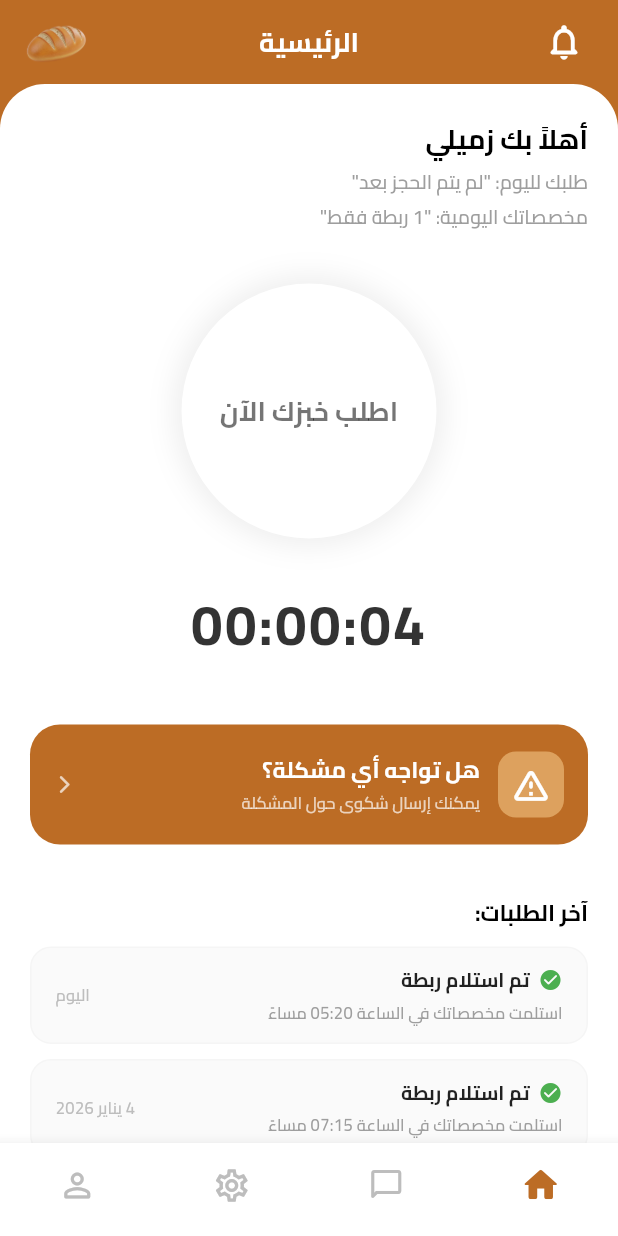
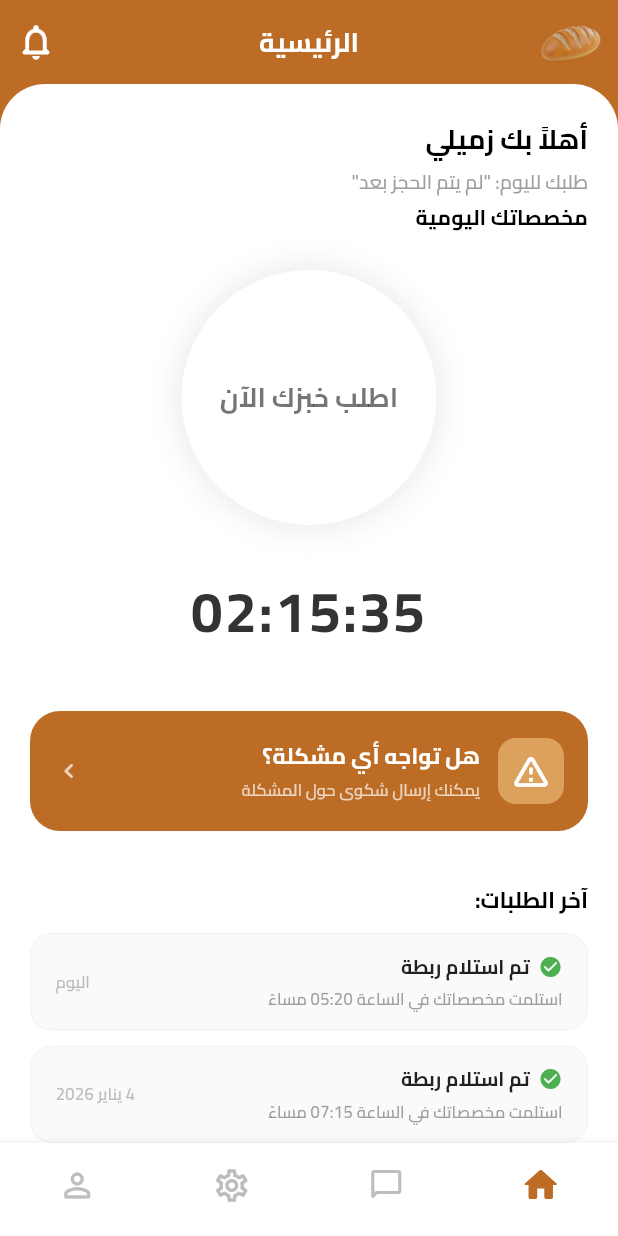
Before and after one commit to aryamassad3-crypto/bread_app, a Flutter app: the HomeView screen opened by its route, on a phone screen of 412 x 824 dp. Run offline on Flutter 3.47's test engine with Material 3 defaults, Android fonts, the phone set to English and light mode, and no system bars; our stand-ins replace go_router, image_picker, shared_preferences; accounts and stored records are empty.

Commit message:
Fix login logout and update student views

```diff
--- a/lib/features/student/presentation/view_models/student_vm.dart
+++ b/lib/features/student/presentation/view_models/student_vm.dart
@@ -23,6 +23,8 @@ class StudentViewModel extends ChangeNotifier {
     room: '',
   );
 
+  bool _isLoggedIn = false;
+
   StudentViewModel(
     this._registerStudent,
     this._updateStudentReservation,
@@ -41,6 +43,7 @@ class StudentViewModel extends ChangeNotifier {
   String get floor => _student.floor;
   String get room => _student.room;
   bool get isReserved => _student.isReserved;
+  bool get isLoggedIn => _isLoggedIn;
 
   void _loadSavedStudent() {
     final savedStudent = _getStudent();
@@ -49,6 +52,26 @@ class StudentViewModel extends ChangeNotifier {
       _student = savedStudent;
       notifyListeners();
     }
+  }
+
+  bool login({
+    required String name,
+    required String password,
+  }) {
+    final valid = name.trim() == _student.name.trim() &&
+        password == _student.password;
+
+    if (valid) {
+      _isLoggedIn = true;
+      notifyListeners();
+    }
+
+    return valid;
+  }
+
+  void logout() {
+    _isLoggedIn = false;
+    notifyListeners();
   }
 
   Future<void> updateFaceImage(String path) async {
@@ -86,13 +109,14 @@ class StudentViewModel extends ChangeNotifier {
     await _registerStudent(student);
 
     _student = student;
+    _isLoggedIn = false;
     notifyListeners();
   }
 
   Future<void> updateProfile(Student student) async {
-    // احتفظ بالصورة الحالية إذا لم يرسل التعديل صورة جديدة.
     final updatedStudent = student.copyWith(
-      faceImagePath: student.faceImagePath ?? _student.faceImagePath,
+      faceImagePath:
+          student.faceImagePath ?? _student.faceImagePath,
     );
 
     await _updateStudentProfile(updatedStudent);
@@ -108,7 +132,6 @@ class StudentViewModel extends ChangeNotifier {
 
     await _updateStudentReservation(_student, value);
 
-    // نستخدم النسخة التي أعادها تحديث الحجز حتى لا نفقد الصورة.
     _student = updatedStudent;
     notifyListeners();
   }
--- a/lib/features/student/presentation/views/home_view.dart
+++ b/lib/features/student/presentation/views/home_view.dart
@@ -1,4 +1,3 @@
-
 import 'dart:async';
 
 import 'package:flutter/material.dart';
@@ -14,7 +13,12 @@ import 'profile_view.dart';
 import 'surplus_search_screen.dart';
 
 class HomeView extends StatefulWidget {
-  const HomeView({super.key});
+  final int initialIndex;
+
+  const HomeView({
+    super.key,
+    this.initialIndex = 0,
+  });
 
   @override
   State<HomeView> createState() => _HomeViewState();
@@ -23,9 +27,13 @@ class HomeView extends StatefulWidget {
 class _HomeViewState extends State<HomeView> {
   Timer? _countdownTimer;
 
-  Duration _remainingTime = const Duration(seconds: 5);
+  Duration _remainingTime = const Duration(
+    hours: 2,
+    minutes: 15,
+    seconds: 36,
+  );
 
-  int _currentIndex = 0;
+  late int _currentIndex;
   bool _isBooking = false;
 
   static const List<String> _pageTitles = [
@@ -41,6 +49,7 @@ class _HomeViewState extends State<HomeView> {
   @override
   void initState() {
     super.initState();
+    _currentIndex = widget.initialIndex.clamp(0, 4).toInt();
     _startTimer();
   }
 
@@ -57,11 +66,9 @@ class _HomeViewState extends State<HomeView> {
 
         if (_remainingTime.inSeconds <= 1) {
           timer.cancel();
-
           setState(() {
             _remainingTime = Duration.zero;
           });
-
           return;
         }
 
@@ -189,18 +196,59 @@ class _HomeViewState extends State<HomeView> {
             backgroundColor: const Color(0xFFBC6C25),
             elevation: 0,
             centerTitle: true,
-            leadingWidth: 80,
-            title: Text(
-              _pageTitles[_currentIndex],
-              style: const TextStyle(
+            automaticallyImplyLeading: false,
+            leading: const SizedBox.shrink(),
+            leadingWidth: 0,
+            titleSpacing: 0,
+            title: SizedBox(
+              width: double.infinity,
+              height: kToolbarHeight,
+              child: Stack(
+                children: [
+                  if (_currentIndex == 0) ...[
+                    Align(
+                      alignment: Alignment.centerLeft,
+                      child: IconButton(
+                        tooltip: 'الإشعارات',
+                        icon: const Icon(
+                          Icons.notifications_none_rounded,
                           color: Colors.white,
-                fontSize: 18,
-                fontWeight: FontWeight.bold,
+                          size: 28,
+                        ),
+                        onPressed: () => _goToPage(4),
                       ),
                     ),
-            leading: Padding(
-              padding: const EdgeInsets.only(left: 8),
+                    Align(
+                      alignment: Alignment.centerRight,
+                      child: Padding(
+                        padding: const EdgeInsets.only(right: 8),
+                        child: SizedBox(
+                          width: 45,
+                          height: 45,
+                          child: Image.asset(
+                            'lib/assets/images/cookies.png',
+                            fit: BoxFit.contain,
+                          ),
+                        ),
+                      ),
+                    ),
+                  ] else ...[
+                    Align(
+                      alignment: Alignment.centerRight,
                       child: IconButton(
+                        tooltip: 'رجوع',
+                        icon: const Icon(
+                          Icons.arrow_back_ios_new_rounded,
+                          color: Colors.white,
+                          size: 22,
+                        ),
+                        onPressed: () => _goToPage(0),
+                      ),
+                    ),
+                    Align(
+                      alignment: Alignment.centerLeft,
+                      child: IconButton(
+                        tooltip: 'الإشعارات',
                         icon: Icon(
                           _currentIndex == 4
                               ? Icons.notifications_rounded
@@ -211,32 +259,20 @@ class _HomeViewState extends State<HomeView> {
                         onPressed: () => _goToPage(4),
                       ),
                     ),
-            actions: [
-              Padding(
-                padding: const EdgeInsets.only(
-                  left: 16,
-                  top: 4,
-                  bottom: 4,
+                  ],
+                  Center(
+                    child: Text(
+                      _pageTitles[_currentIndex],
+                      style: const TextStyle(
+                        color: Colors.white,
+                        fontSize: 18,
+                        fontWeight: FontWeight.bold,
                       ),
-                child: _currentIndex == 0
-                    ? SizedBox(
-                        width: 45,
-                        height: 45,
-                        child: Image.asset(
-                          'lib/assets/images/cookies.png',
-                          fit: BoxFit.contain,
-                        ),
-                      )
-                    : IconButton(
-                        icon: const Icon(
-                          Icons.arrow_forward_ios_rounded,
-                          color: Colors.white,
-                          size: 22,
-                        ),
-                        onPressed: () => _goToPage(0),
                     ),
                   ),
                 ],
+              ),
+            ),
           ),
           body: _buildCurrentPage(isOrdered),
           bottomNavigationBar: BottomNavigationBar(
@@ -320,14 +356,14 @@ class _HomeViewState extends State<HomeView> {
             ),
             const SizedBox(height: 4),
             const Text(
-              'مخصصاتك اليومية: "1 ربطة فقط"',
+              'مخصصاتك اليومية',
               style: TextStyle(
-                fontSize: 13,
-                color: Colors.grey,
-                fontWeight: FontWeight.w500,
+                fontSize: 14,
+                fontWeight: FontWeight.bold,
+                color: Colors.black,
               ),
             ),
-            const SizedBox(height: 35),
+            const SizedBox(height: 25),
             Center(
               child: Container(
                 width: 170,
@@ -381,9 +417,6 @@ class _HomeViewState extends State<HomeView> {
               ),
             ),
             const SizedBox(height: 30),
-
-            // قبل انتهاء الوقت يبقى العداد فقط.
-            // بعد انتهاء الوقت يظهر نص إغلاق الحجز.
             Center(
               child: isOrdered
                   ? const Text(
@@ -411,10 +444,9 @@ class _HomeViewState extends State<HomeView> {
                             color: Color(0xFF333333),
                             letterSpacing: 1.5,
                           ),
+                          textAlign: TextAlign.center,
                         ),
             ),
-
-            // زر الفائض لا يظهر إلا بعد انتهاء العداد.
             if (bookingClosed) ...[
               const SizedBox(height: 20),
               SizedBox(
@@ -432,9 +464,7 @@ class _HomeViewState extends State<HomeView> {
                   style: ElevatedButton.styleFrom(
                     backgroundColor: const Color(0xFFBC6C25),
                     foregroundColor: Colors.white,
-                    padding: const EdgeInsets.symmetric(
-                      vertical: 16,
-                    ),
+                    padding: const EdgeInsets.symmetric(vertical: 16),
                     shape: RoundedRectangleBorder(
                       borderRadius: BorderRadius.circular(14),
                     ),
@@ -442,7 +472,6 @@ class _HomeViewState extends State<HomeView> {
                 ),
               ),
             ],
-
             const SizedBox(height: 40),
             GestureDetector(
               onTap: () => _goToPage(1),
@@ -495,9 +524,9 @@ class _HomeViewState extends State<HomeView> {
                       ),
                     ),
                     const Icon(
-                      Icons.arrow_back_ios_new_rounded,
+                      Icons.keyboard_arrow_left_rounded,
                       color: Colors.white70,
-                      size: 14,
+                      size: 20,
                     ),
                   ],
                 ),
```
Also changed, not shown: lib/features/student/presentation/views/delivery_success_view.dart (+92 -27 lines), lib/features/student/presentation/views/login_view.dart (+37 -20 lines), lib/features/student/presentation/views/order_success_view.dart (+53 -5 lines), lib/features/student/presentation/views/settings_view.dart (+103 -54 lines). Lines whose indentation alone changed are shown as unchanged.
